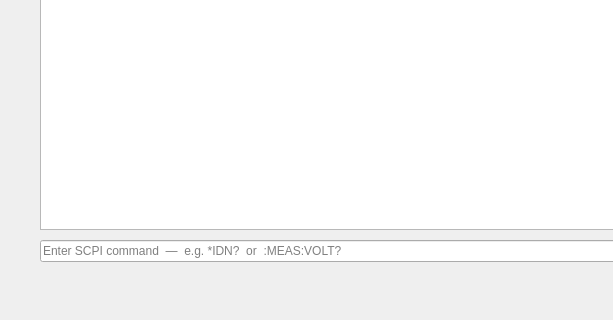
haziq-zur/interactiveIO, file frontend/gui/mainwindow.ui: the form before one commit; both pictures show x 0 to 613 and y 360 to 680 of the 960 by 680 pixel window.
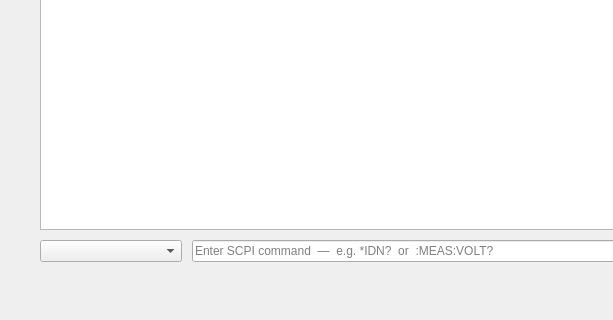
The form after the commit.

Commit message: feat: Add command presets dropdown for common SCPI commands in MainWindow

What changed in the file:
```diff
--- a/frontend/gui/mainwindow.ui
+++ b/frontend/gui/mainwindow.ui
@@ -288,6 +288,19 @@
             <property name="spacing">
              <number>10</number>
             </property>
+            <item>
+             <widget class="QComboBox" name="commandPresetCombo">
+              <property name="cursor">
+               <cursorShape>PointingHandCursor</cursorShape>
+              </property>
+              <property name="minimumContentsLength">
+               <number>14</number>
+              </property>
+              <property name="sizeAdjustPolicy">
+               <enum>QComboBox::AdjustToContents</enum>
+              </property>
+             </widget>
+            </item>
             <item>
              <widget class="QLineEdit" name="commandInput">
               <property name="placeholderText">
```
The commit also changes 2 other files.
